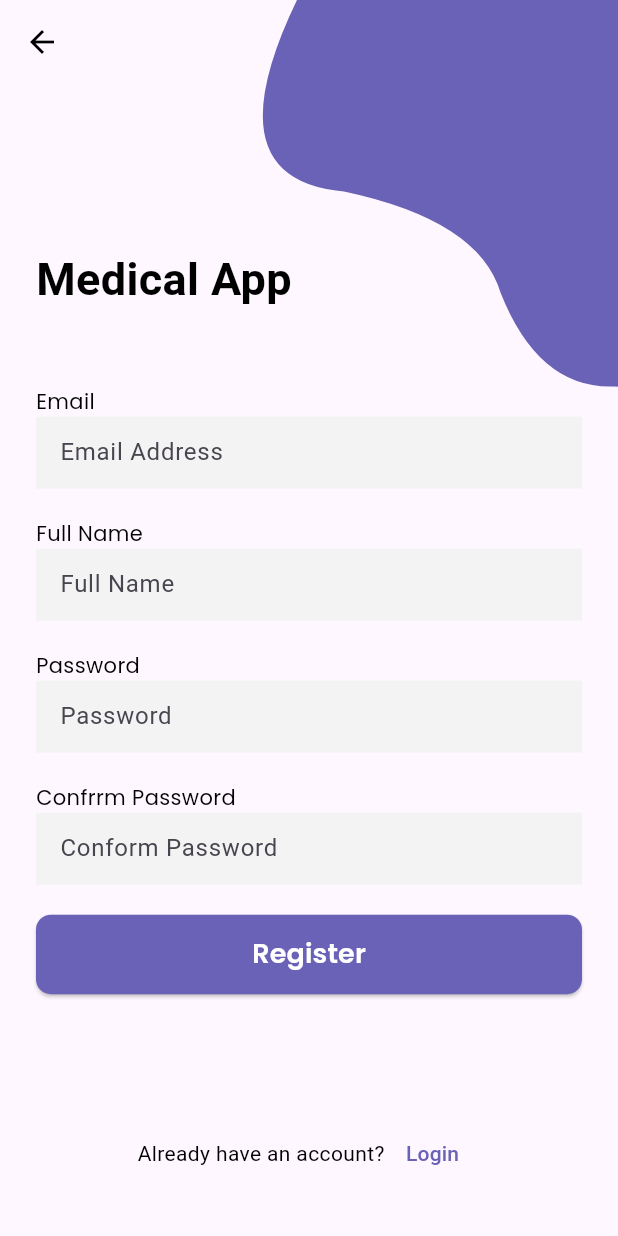
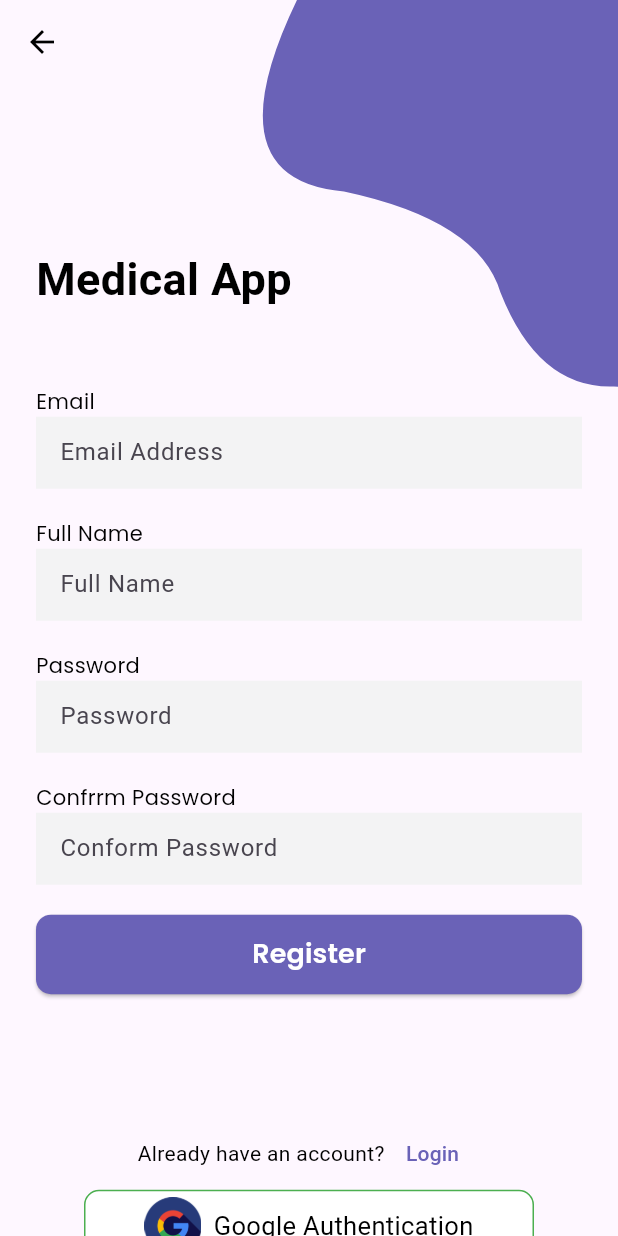
Before and after one commit to Wamitinewton/hacknight, a Flutter app: the SignUpScreen screen opened directly, on a phone screen of 412 x 824 dp. Run offline on Flutter 3.47's test engine with Material 3 defaults, Android fonts, the light colour scheme and no system bars; our stand-ins replace animate_do, cloud_firestore, firebase_auth, firebase_core, firebase_messaging, firebase_storage and 10 more; missing offline and left inert: android_intent_plus, custom_clippers; accounts and stored records are empty; network calls fail.

Commit message:
google authentication

```diff
--- a/lib/bindings/controller_bindings.dart
+++ b/lib/bindings/controller_bindings.dart
@@ -1,7 +1,7 @@
 import 'package:get/get.dart';
 
 import '../services/appointment_controller.dart';
-import '../services/authentication/signup_controller.dart';
+import '../services/authentication/auth_controller.dart';
 
 
 class ControllerBindings extends Bindings{
--- a/lib/screens/Login_screen.dart
+++ b/lib/screens/Login_screen.dart
@@ -6,7 +6,7 @@ import 'package:google_fonts/google_fonts.dart';
 import 'package:local_auth/local_auth.dart';
 
 import '../Data/constants.dart';
-import '../services/authentication/signup_controller.dart';
+import '../services/authentication/auth_controller.dart';
 import '../widgets/navbar_roots.dart';
 import 'bezier_card.dart';
 import 'custom_buttons.dart';
--- a/lib/screens/SignUpScreen.dart
+++ b/lib/screens/SignUpScreen.dart
@@ -3,7 +3,9 @@ import 'package:flutter/services.dart';
 import 'package:fluttertoast/fluttertoast.dart';
 import 'package:get/get.dart';
 import 'package:google_fonts/google_fonts.dart';
-import 'package:hacknight_project/services/authentication/signup_controller.dart';
+import 'package:hacknight_project/screens/Login_screen.dart';
+import 'package:hacknight_project/services/authentication/auth_controller.dart';
+import 'package:hacknight_project/utils/auth_option.dart';
 import 'package:local_auth/local_auth.dart';
 
 
@@ -210,7 +212,7 @@ class _SignUpScreenState extends State<SignUpScreen> {
                         ),
                         TextButton(
                             onPressed: () {
-                              _checkBio();
+                              LoginScreen();
                             },
                             child: const Text(
                               "Login",
@@ -219,6 +221,15 @@ class _SignUpScreenState extends State<SignUpScreen> {
                             ))
                       ],
                     ),
+
+                    Padding(
+                      padding: const EdgeInsets.only(bottom: 15),
+                      child: AuthMethods(text: 'Google Authentication', authlogo: 'authlogo1',
+                      onTap: () {
+                        _controller.signInWithGoogle();
+                      },
+                       ),
+                    )
                   ],
                 ),
               ),
--- a/lib/screens/TouchFingerView.dart
+++ b/lib/screens/TouchFingerView.dart
@@ -108,7 +108,7 @@ class _TouchFingerViewState extends State<TouchFingerView> {
                 color: MyColors.kPrimaryColor,
                 textColor: Colors.white,
                 onTap: () {
-                  _checkBio();
+                  LoginScreen();
                 }),
             const SizedBox(height: 20),
             CustomFlatButton(
--- a/lib/screens/appointment_screen.dart
+++ b/lib/screens/appointment_screen.dart
@@ -32,7 +32,7 @@ class AppointmentScreen extends StatelessWidget {
                     children: [
                       InkWell(
                         onTap: () {
-                          Get.offAll(HomeScreen(userName: ''));
+                          Get.offAll(HomeScreen());
                         },
                         child: const Icon(
                           Icons.arrow_back_ios_new,
@@ -42,7 +42,7 @@ class AppointmentScreen extends StatelessWidget {
                       ),
                       InkWell(
                         onTap: () {
-                          Get.offAll(HomeScreen(userName: ''));
+                          Get.offAll(HomeScreen());
                         },
                         child: const Icon(
                           Icons.more_vert,
--- /dev/null
+++ b/lib/utils/auth_option.dart
@@ -0,0 +1,48 @@
+import 'package:flutter/material.dart';
+
+class AuthMethods extends StatelessWidget {
+ final VoidCallback onTap;
+  final String text;
+  final String authlogo;
+  const AuthMethods({super.key, required this.text, required this.authlogo, required this.onTap});
+
+  @override
+  Widget build(BuildContext context) {
+    return GestureDetector(
+      onTap: onTap,
+      child: Container(
+        height: 48,
+        margin: const EdgeInsets.symmetric(horizontal: 32),
+        padding: const EdgeInsets.only(bottom: 4, top: 4),
+        decoration: BoxDecoration(
+            color: Colors.white,
+            borderRadius: BorderRadius.all(Radius.circular(10)),
+            boxShadow: const [
+              BoxShadow(
+                color: Color.fromARGB(41, 0, 0, 0),
+                offset: Offset(0, 1),
+                blurRadius: 0,
+              )
+            ],
+            border: Border.all(color: Colors.green)),
+        child: Row(
+          mainAxisAlignment: MainAxisAlignment.center,
+          crossAxisAlignment: CrossAxisAlignment.center,
+          children: [
+            Image.asset('assets/$authlogo.png'),
+            SizedBox(
+              width: 8,
+            ),
+            Text(
+              text,
+              style: TextStyle(
+                color: Colors.black,
+                fontSize: 17,
+              ),
+            )
+          ],
+        ),
+      ),
+    );
+  }
+}
--- a/lib/widgets/navbar_roots.dart
+++ b/lib/widgets/navbar_roots.dart
@@ -16,7 +16,7 @@ class _NavBarRootsState extends State<NavBarRoots> {
   int _selectedIndex = 0;
   final _screens = [
     //Home Screen
-    HomeScreen(userName: '',),
+    HomeScreen(),
     //Messages Screen
     MessagesScreen(),
     //Schedule Screen
--- a/pubspec.yaml
+++ b/pubspec.yaml
@@ -58,6 +58,7 @@ dependencies:
   android_intent_plus: ^4.0.3
   uuid: ^4.3.3
   intl: ^0.18.1
+  google_sign_in: ^6.2.1
 
 
 
```
Also changed, not shown: lib/main.dart (+11 -7 lines), lib/screens/Home_Screen.dart (+5 -12 lines), lib/screens/custom_flat_button.dart (+7 -8 lines), lib/services/authentication/auth_controller.dart (renamed from lib/services/authentication/signup_controller.dart, +48 -23 lines), lib/services/storage/avatar_controller.dart (+8 -12 lines), lib/utils/circle_avatar.dart (+53 -50 lines), assets/authlogo1.png (added), assets/user.png (added), pubspec.lock, 2 other files.
